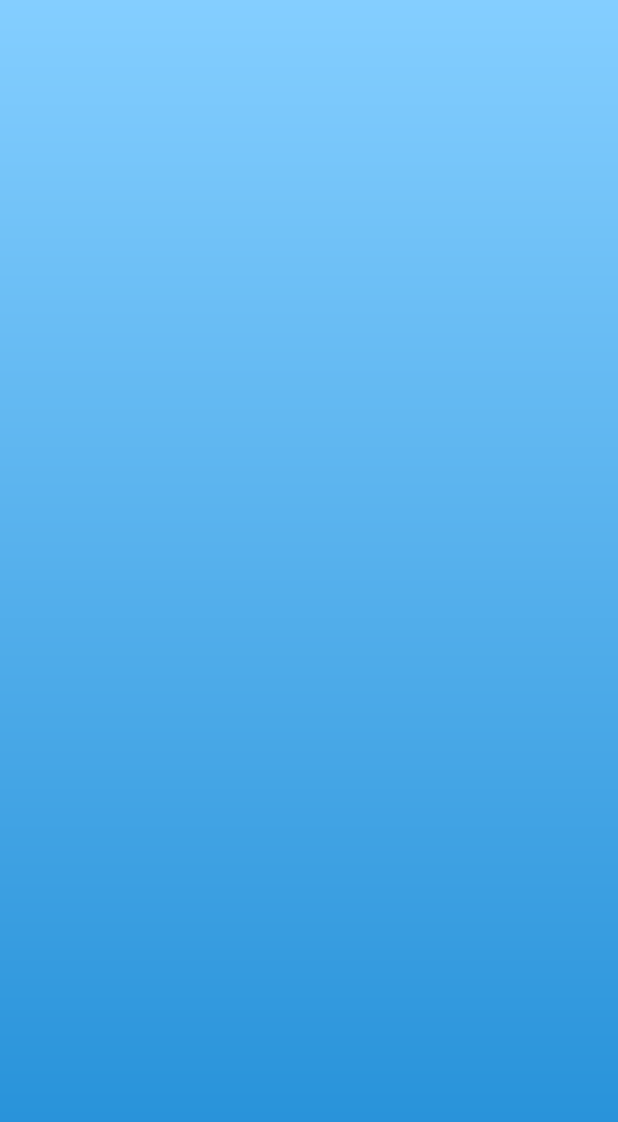
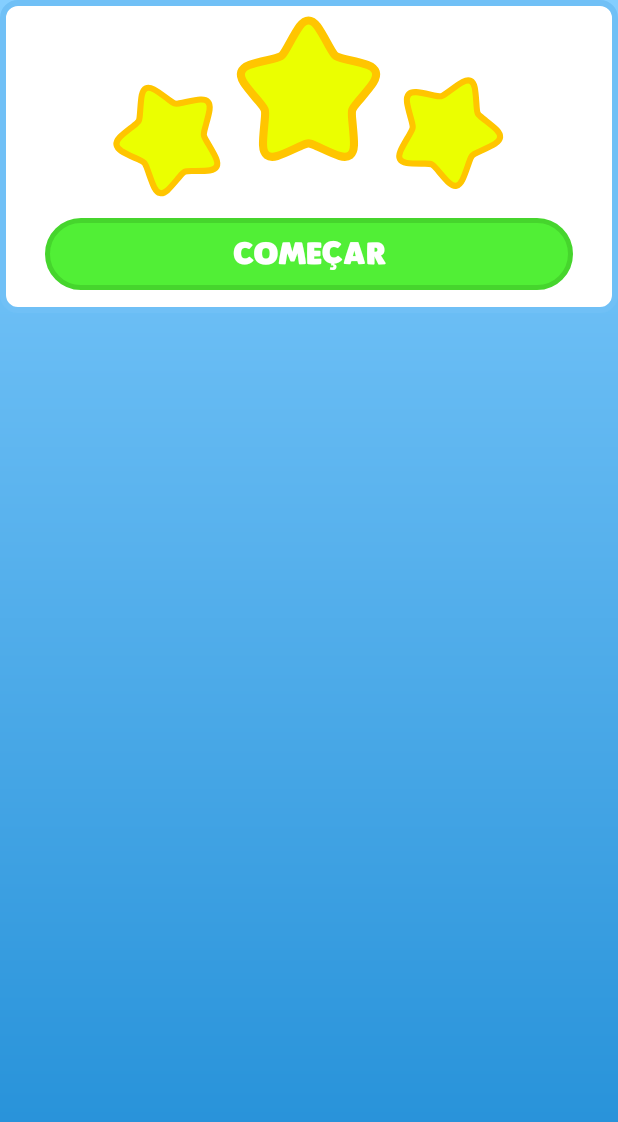
Before and after one commit to naysonpedro25/GeoSkills-Projeto-de-pesquisa, an Android app: the layout tutorial_quiz_game.xml on its own in the app's theme, with its tools: preview values and no code run, on a phone screen of 412 x 824 dp. Shown: the top 1122 px of the screen. Run offline under Robolectric (Android 15) with nearby library versions, the phone set to English and light mode, and no system bars.

Commit message:
Fix: Staring the development of game tutorials

```diff
--- a/app/src/main/java/br/com/geoskills/view/games/CoordinatesGameFragment.java
+++ b/app/src/main/java/br/com/geoskills/view/games/CoordinatesGameFragment.java
@@ -228,6 +228,7 @@ public class CoordinatesGameFragment extends Fragment {
     }
 
     private AlertDialog makeAlertDialogNextGame(int points, ClickListenerBtnNextLevel clickListenerBtnNextLevel){
+
         AlertDialog.Builder builder = new AlertDialog.Builder(requireContext());
         View view = LayoutInflater.from(requireContext()).inflate(R.layout.coordinate_next_level_alert, null);
         AlertDialog alertDialog = builder.setView(view).create();
--- a/app/src/main/java/br/com/geoskills/view/games/QuizGameFragment.java
+++ b/app/src/main/java/br/com/geoskills/view/games/QuizGameFragment.java
@@ -103,7 +103,7 @@ public class QuizGameFragment extends Fragment {
         binding.textCont.setText((currentOptionSelectIndex + 1) + " / " + questions.size());
         initClicks();
         initTimer();
-
+        startTutorial3();
         if (currentOptionSelectIndex == 0) {
             Question currentQuestion = questions.get(currentOptionSelectIndex);
             String[] choices = currentQuestion.getChoices();
--- a/app/src/main/java/br/com/geoskills/view/homeviewpager/MainHomeFragment.java
+++ b/app/src/main/java/br/com/geoskills/view/homeviewpager/MainHomeFragment.java
@@ -298,6 +298,7 @@ public class MainHomeFragment extends Fragment {
          HomeFragment.Tutorial3 tutorial3 = () -> {
             startTutorial3();
          };
+
          homeFragment.startTutorial2(tutorial3);
       }
    }
--- a/app/src/main/res/layout/tutorial_quiz_game.xml
+++ b/app/src/main/res/layout/tutorial_quiz_game.xml
@@ -1,8 +1,36 @@
 <?xml version="1.0" encoding="utf-8"?>
-<androidx.constraintlayout.widget.ConstraintLayout xmlns:android="http://schemas.android.com/apk/res/android"
+<LinearLayout xmlns:android="http://schemas.android.com/apk/res/android"
     android:layout_width="match_parent"
-    android:layout_height="match_parent">
+    android:layout_height="wrap_content"
+    android:background="@drawable/setting_alert_bg"
+    android:orientation="vertical"
+    android:gravity="center"
+    android:paddingHorizontal="30dp"
+    >
 
 
+    <ImageView
+        android:id="@+id/stars_user_points"
+        android:layout_width="wrap_content"
+        android:adjustViewBounds="true"
+        android:layout_height="wrap_content"
+        android:src="@drawable/stars_3"
+        android:layout_gravity="center"
+        android:layout_marginTop="10dp"
+        />
 
-</androidx.constraintlayout.widget.ConstraintLayout>
+    <androidx.appcompat.widget.AppCompatButton
+        android:id="@+id/btn_finish_tutorial_quiz"
+        style="@style/Widget.AppCompat.Button.NoShadow"
+        android:layout_width="match_parent"
+        android:layout_height="wrap_content"
+        android:layout_marginBottom="15dp"
+        android:layout_marginTop="10dp"
+        android:background="@drawable/btn_login_bg"
+        android:fontFamily="@font/plumpfull"
+        android:text="Começar"
+        android:textAllCaps="true"
+        android:textColor="@color/white"
+        android:textSize="20sp" />
+
+</LinearLayout>
```
Also changed, not shown: 2 other files.
